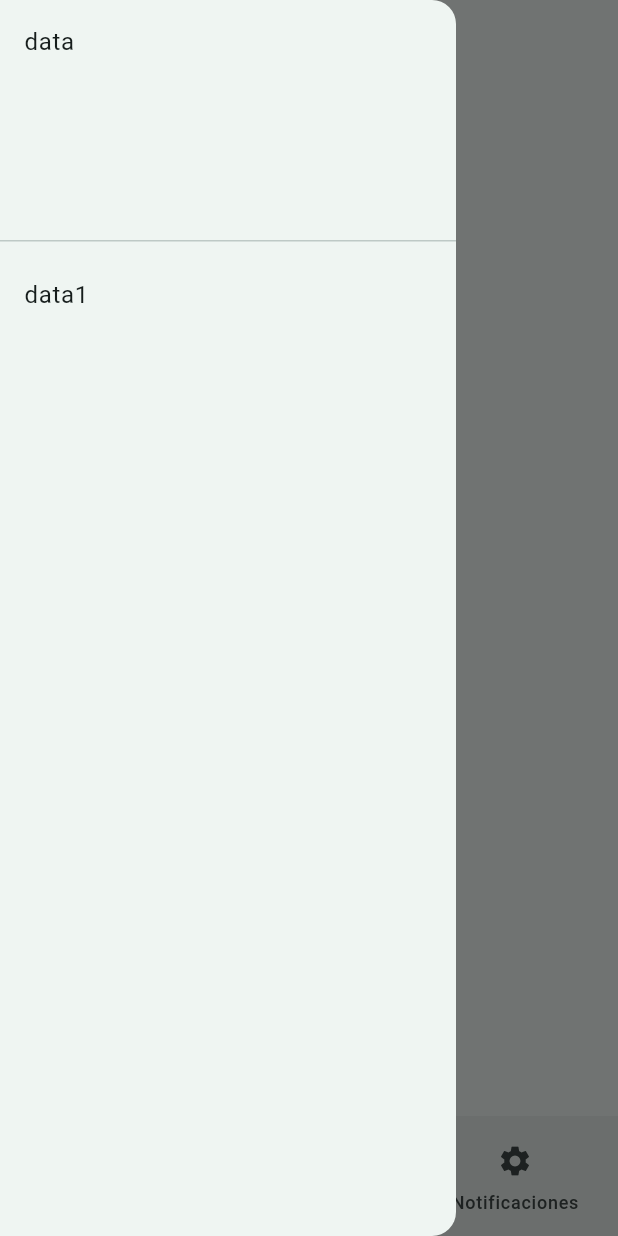
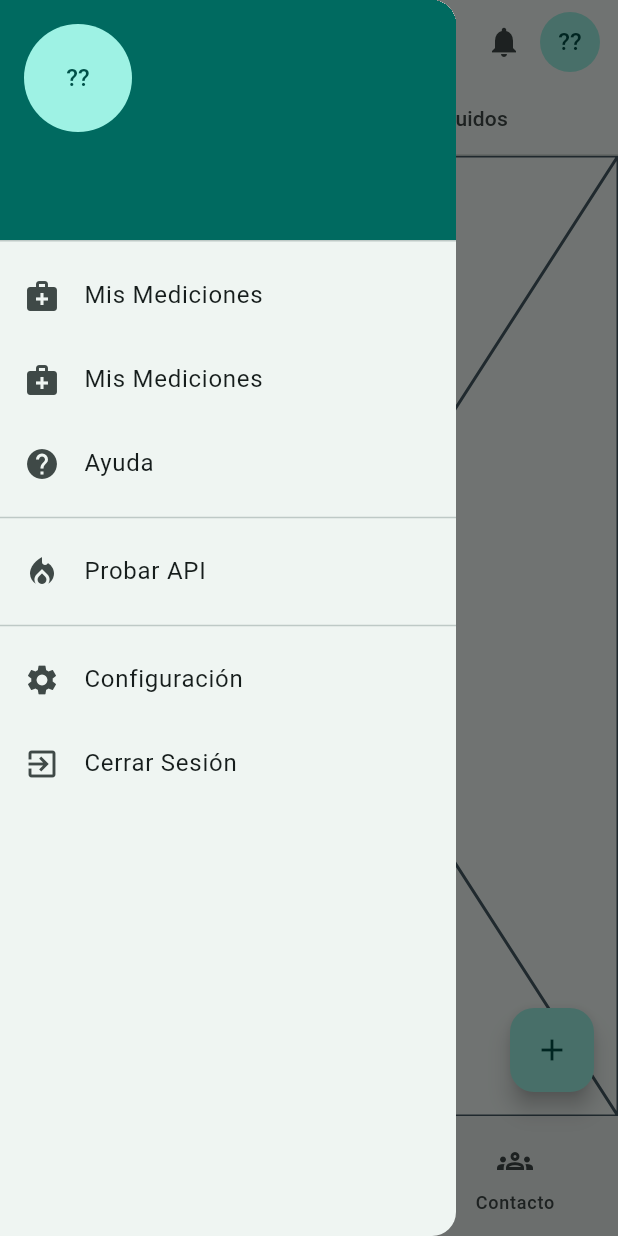
Before and after one commit to Coragyps/mamicheckapp, a Flutter app: the HomeScreen screen opened by its route, with the side drawer open, on a phone screen of 412 x 824 dp. Run offline on Flutter 3.47's test engine with Material 3 defaults, Android fonts, the phone set to English and light mode, and no system bars; our stand-ins replace firebase_auth, firebase_core; accounts and stored records are empty.

Commit message:
mas paneles

```diff
--- a/lib/screens/home/feed_screen.dart
+++ b/lib/screens/home/feed_screen.dart
@@ -1,45 +1,70 @@
-import 'package:firebase_auth/firebase_auth.dart';
 import 'package:flutter/material.dart';
-import 'package:mamicheckapp/services/auth_service.dart';
 
 class FeedScreen extends StatelessWidget {
   const FeedScreen({super.key});
 
   @override
   Widget build(BuildContext context) {
-    return Scaffold(
-      appBar: _titlebar(context),
-      body: _body(context),
+    return Center(
+      child: Text('Hello👋'),
     );
   }
+}
 
-  PreferredSizeWidget _titlebar(BuildContext context) {
-    return AppBar(
-      centerTitle: true,
-      title: Text(FirebaseAuth.instance.currentUser!.email!.toString(),),
-    );
-  }
+class TrackingScreen extends StatelessWidget {
+  const TrackingScreen({super.key});
 
-  Widget _body(BuildContext context) {
-    return SafeArea(
-      child: Center(
-        child: SingleChildScrollView(
-          child: Column(
-            mainAxisAlignment: MainAxisAlignment.center,
-            children: [
-              Text('Hello👋'),
-              const SizedBox(height: 16,),
-              ElevatedButton(
-                onPressed: () async {
-                  await AuthService().signout();
-                  Navigator.pushReplacementNamed(context, "LoginScreen");
-                },
-                child: const Text('Sign Out'),
-              ),
+  @override
+  Widget build(BuildContext context) {
+    return const DefaultTabController(
+      length: 3,
+      child: Column(
+        children: [
+          const TabBar(
+            tabs: [
+              Tab(text: 'Alertas'),
+              Tab(text: 'Invitaciones'),
+              Tab(text: 'Opiniones'),
             ],
           ),
-        ),
+          Expanded(
+            child: TabBarView(
+              children: [
+                Placeholder(),
+                Placeholder(),
+                Placeholder(),
+              ],
+            ),
+          ),
+        ],
       ),
     );
   }
 }
+
+class NotificacionesPage extends StatelessWidget {
+  @override
+  Widget build(BuildContext context) {
+    return DefaultTabController(
+      length: 2,
+      child: Column(
+        children: [
+          const TabBar(
+            tabs: [
+              Tab(text: 'Personal'),
+              Tab(text: 'Seguidos'),
+            ],
+          ),
+          Expanded(
+            child: TabBarView(
+              children: [
+                Placeholder(),
+                ListView.builder(itemCount: 30,itemBuilder: (_, i) => ListTile(title: Text('Item $i')),),
+              ],
+            ),
+          ),
+        ],
+      ),
+    );
+  }
+}
--- a/lib/screens/home/home_screen.dart
+++ b/lib/screens/home/home_screen.dart
@@ -1,5 +1,8 @@
+import 'package:firebase_auth/firebase_auth.dart';
 import 'package:flutter/material.dart';
+import 'package:mamicheckapp/navigation/arguments.dart';
 import 'package:mamicheckapp/screens/screens.dart';
+import 'package:mamicheckapp/services/auth_service.dart';
 
 class HomeScreen extends StatefulWidget {
   const HomeScreen({super.key});
@@ -10,36 +13,91 @@ class HomeScreen extends StatefulWidget {
 
 class _HomeScreenState extends State<HomeScreen> {
   int _selectedIndex = 0;
+  final firebaseuser = FirebaseAuth.instance.currentUser;
 
   final List<List<dynamic>> _pages = [
-    [FeedScreen(), 'Inicio', Icon(Icons.home)],
-    [Placeholder(), 'Historial', Icon(Icons.person)],
-    [Placeholder(), 'Notificaciones', Icon(Icons.settings)],
+    [NotificacionesPage(), 'Inicio', Icon(Icons.home_outlined), Icon(Icons.home)],
+    [ListView.builder(itemCount: 30,itemBuilder: (_, i) => ListTile(title: Text('Item $i')),), 'Historial', Icon(Icons.analytics_outlined), Icon(Icons.analytics)],
+    [FeedScreen(), 'Contacto', Icon(Icons.groups_outlined), Icon(Icons.groups)],
+    //[Placeholder(), 'Notificaciones', Icon(Icons.settings)],
   ];
 
   @override
   Widget build(BuildContext context) {
     return Scaffold(
-      appBar: _titlebar(context),
-      drawer: _menu(context),
+      appBar: _titlebar(context, firebaseuser),
+      drawer: _menu(context, firebaseuser),
       body: _body(context),
       bottomNavigationBar: _navbar(context),
+      floatingActionButton: _add(context),
     );
   }
 
-  PreferredSizeWidget _titlebar(BuildContext context) {
+  PreferredSizeWidget _titlebar(BuildContext context, firebaseuser) {
     return AppBar(
-      centerTitle: true,
-      title: Text(_pages[_selectedIndex][1] as String)
+      //title: Text(_pages[_selectedIndex][1] as String),
+      title: Text('MamiCheck'),
+      actions: [
+        IconButton(
+          onPressed: () {},
+          icon: const Icon(Icons.notifications)
+        ),
+        Padding(
+          padding: const EdgeInsets.only(right: 12),
+          child: GestureDetector(
+            onTap: () {},
+            child: CircleAvatar(
+              child: Text(firebaseuser.email.toString().isNotEmpty ? firebaseuser.email.toString()[0].toUpperCase() : '??'),
+            )
+          ),
+        )
+      ],
     );
   }
 
-  Widget _menu(BuildContext context) {
+  Widget _menu(BuildContext context, firebaseuser) {
     return Drawer(
       child: ListView(
-        children: const [
-          DrawerHeader(child: Text('data')),
-          ListTile(title: Text('data1'),)
+        padding: EdgeInsets.zero,
+        children: [
+          UserAccountsDrawerHeader(
+            accountName: Text(firebaseuser.email.toString()),
+            accountEmail: Text(firebaseuser.email.toString()),
+            currentAccountPicture: CircleAvatar(
+              //backgroundImage: AssetImage('assets/profile.jpg'), // Usa NetworkImage si es online
+              child: Text(firebaseuser.email.toString().isNotEmpty ? firebaseuser.email.toString()[0].toUpperCase() : '??'),
+            ),
+          ),
+          const ListTile(
+            leading: Icon(Icons.medical_services),
+            title: Text('Mis Mediciones'),
+          ),
+          const ListTile(
+            leading: Icon(Icons.medical_services),
+            title: Text('Mis Mediciones'),
+          ),
+          const ListTile(
+            leading: Icon(Icons.help),
+            title: Text('Ayuda'),
+          ),
+          const Divider(),
+          const ListTile(
+            leading: Icon(Icons.local_fire_department),
+            title: Text('Probar API'),
+          ),
+          const Divider(),
+          const ListTile(
+            leading: Icon(Icons.settings),
+            title: Text('Configuración'),
+          ),
+          ListTile(
+            leading: Icon(Icons.exit_to_app),
+            title: Text('Cerrar Sesión'),
+            onTap: () async {
+              await AuthService().signout();
+              Navigator.pushNamedAndRemoveUntil(context, 'LoginScreen', (Route<dynamic> route) => false);
+            }
+          ),
         ],
       ),
     );
@@ -58,7 +116,16 @@ class _HomeScreenState extends State<HomeScreen> {
       onDestinationSelected: (index) {
         if (_selectedIndex != index) {setState(() => _selectedIndex = index);}
       },
-      destinations: _pages.map((item) => NavigationDestination(icon: item[2], label: item[1])).toList(),
+      destinations: _pages.map((item) => NavigationDestination(icon: item[2], selectedIcon: item[3], label: item[1])).toList(),
+    );
+  }
+
+  Widget _add(BuildContext context) {
+    return FloatingActionButton(
+      onPressed: () {
+        Navigator.pushNamed(context, 'MyHomePage', arguments: MyHomePageArguments(title: 'fab button'));
+      },
+      child: const Icon(Icons.add),
     );
   }
 }
```
